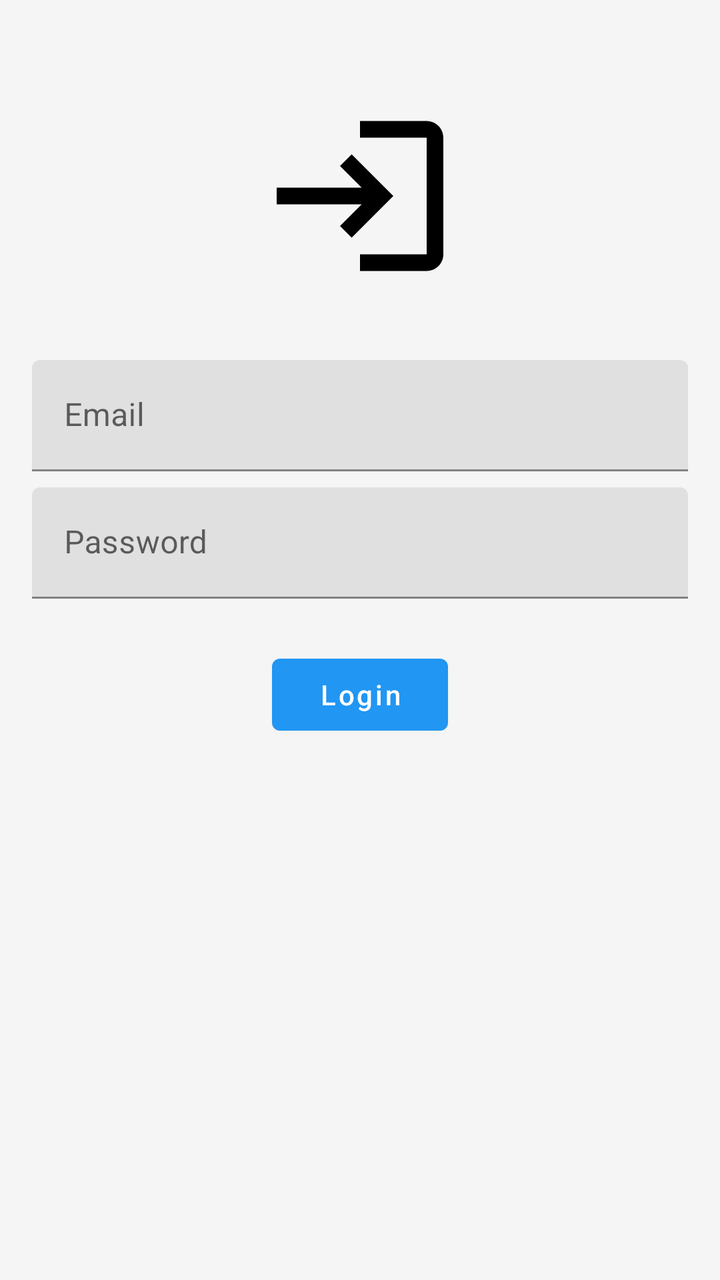
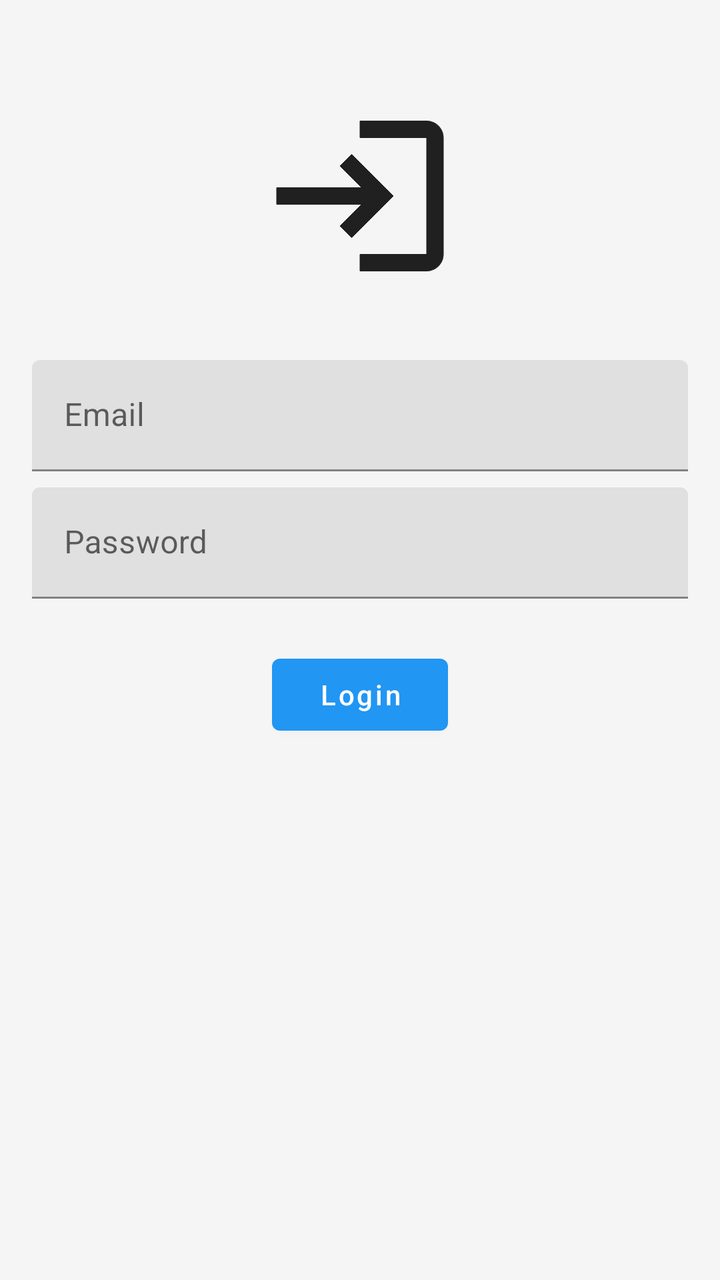

Before-and-after screenshots of an Android layout around one commit, followed by the original layout XML and the change that was made.
<!-- AndroidManifest.xml: application theme Theme.Boggle -->
<!-- res/layout/fragment_login.xml -->
<?xml version="1.0" encoding="utf-8"?>
<androidx.constraintlayout.widget.ConstraintLayout xmlns:android="http://schemas.android.com/apk/res/android"
    xmlns:app="http://schemas.android.com/apk/res-auto"
    xmlns:tools="http://schemas.android.com/tools"
    android:id="@+id/main"
    android:layout_width="match_parent"
    android:layout_height="match_parent"
    android:padding="16dp"
    tools:context=".ui.mainmenu.LoginFragment">

    <ImageView
        android:id="@+id/IVLoginImage"
        android:layout_width="100dp"
        android:layout_height="100dp"
        android:layout_marginTop="32dp"
        android:src="@drawable/ic_login"
        android:contentDescription="Login Image"
        app:layout_constraintEnd_toEndOf="parent"
        app:layout_constraintStart_toStartOf="parent"
        app:layout_constraintTop_toTopOf="parent" />

    <com.google.android.material.textfield.TextInputLayout
        android:id="@+id/TILEmail"
        android:layout_width="0dp"
        android:layout_height="wrap_content"
        android:layout_marginTop="32dp"
        app:layout_constraintEnd_toEndOf="parent"
        app:layout_constraintStart_toStartOf="parent"
        app:layout_constraintTop_toBottomOf="@+id/IVLoginImage"
        app:layout_constraintWidth_max="488dp">

        <com.google.android.material.textfield.TextInputEditText
            android:id="@+id/ETEmail"
            android:layout_width="match_parent"
            android:layout_height="wrap_content"
            android:hint="@string/prompt_email"
            android:inputType="textEmailAddress"
            android:autofillHints="emailAddress" />
    </com.google.android.material.textfield.TextInputLayout>

    <com.google.android.material.textfield.TextInputLayout
        android:id="@+id/TILPassword"
        android:layout_width="0dp"
        android:layout_height="wrap_content"
        android:layout_marginTop="8dp"
        app:layout_constraintEnd_toEndOf="parent"
        app:layout_constraintStart_toStartOf="parent"
        app:layout_constraintTop_toBottomOf="@+id/TILEmail"
        app:layout_constraintWidth_max="488dp">

        <com.google.android.material.textfield.TextInputEditText
            android:id="@+id/ETPassword"
            android:layout_width="match_parent"
            android:layout_height="wrap_content"
            android:hint="@string/prompt_password"
            android:inputType="textPassword"
            android:autofillHints="password" />
    </com.google.android.material.textfield.TextInputLayout>

    <Button
        android:id="@+id/login_button"
        android:layout_width="wrap_content"
        android:layout_height="wrap_content"
        android:layout_marginTop="24dp"
        android:text="@string/login"
        android:textAllCaps="false"
        app:layout_constraintEnd_toEndOf="parent"
        app:layout_constraintStart_toStartOf="parent"
        app:layout_constraintTop_toBottomOf="@+id/TILPassword" />

</androidx.constraintlayout.widget.ConstraintLayout>
<!-- resources referenced by this layout -->
<resources>
  <!-- drawable ic_login (drawable) -->
  <vector xmlns:android="http://schemas.android.com/apk/res/android" android:autoMirrored="true" android:height="24dp" android:tint="#000000" android:viewportHeight="24" android:viewportWidth="24" android:width="24dp">
        
      <path android:fillColor="@android:color/white" android:pathData="M11,7L9.6,8.4l2.6,2.6H2v2h10.2l-2.6,2.6L11,17l5,-5L11,7zM20,19h-8v2h8c1.1,0 2,-0.9 2,-2V5c0,-1.1 -0.9,-2 -2,-2h-8v2h8V19z"/>
      
  </vector>
  <string name="login">Login</string>
  <string name="prompt_email">Email</string>
  <string name="prompt_password">Password</string>
  <style name="Theme.Boggle" parent="Theme.MaterialComponents.DayNight.NoActionBar">
          
          <item name="colorPrimary">@color/primary</item>
          <item name="colorPrimaryVariant">@color/primary_variant</item>
          <item name="colorOnPrimary">@color/on_primary</item>
          
          <item name="colorSecondary">@color/secondary</item>
          <item name="colorSecondaryVariant">@color/secondary_variant</item>
          <item name="colorOnSecondary">@color/on_secondary</item>
          
          <item name="android:statusBarColor">?attr/colorPrimaryVariant</item>
  
          
          <item name="android:colorBackground">@color/background</item>
          <item name="colorSurface">#FFFFFF</item>
  
          <item name="colorUnselected">@color/background</item>
          <item name="colorSelected">@color/selected</item>
          <item name="colorLastSelected">@color/last_selected</item>
  
          
      </style>
  <color name="primary">#2196F3</color>
  <color name="primary_variant">#1976D2</color>
  <color name="on_primary">#FFFFFF</color>
  <color name="secondary">#FFE082</color>
  <color name="secondary_variant">#FFD54F</color>
  <color name="on_secondary">#000000</color>
  <color name="background">#F5F5F5</color>
  <color name="selected">#FFE082</color>
  <color name="last_selected">#FFBA39</color>
</resources>

<!-- the commit's change to res/layout/fragment_login.xml (unified diff, before → after) -->
@@ -17,7 +17,8 @@
         android:contentDescription="Login Image"
         app:layout_constraintEnd_toEndOf="parent"
         app:layout_constraintStart_toStartOf="parent"
-        app:layout_constraintTop_toTopOf="parent" />
+        app:layout_constraintTop_toTopOf="parent"
+        app:tint="?android:attr/textColorPrimary"/>
 
     <com.google.android.material.textfield.TextInputLayout
         android:id="@+id/TILEmail"
<!-- resource entries referenced after the edit -->
@@ -3,7 +3,8 @@
   <!-- drawable ic_login (drawable) -->
   <vector xmlns:android="http://schemas.android.com/apk/res/android" android:autoMirrored="true" android:height="24dp" android:tint="#000000" android:viewportHeight="24" android:viewportWidth="24" android:width="24dp">
         
-      <path android:fillColor="@android:color/white" android:pathData="M11,7L9.6,8.4l2.6,2.6H2v2h10.2l-2.6,2.6L11,17l5,-5L11,7zM20,19h-8v2h8c1.1,0 2,-0.9 2,-2V5c0,-1.1 -0.9,-2 -2,-2h-8v2h8V19z"/>
+      <path android:fillColor="?android:attr/textColorPrimaryNoDisable" android:pathData="M11,7L9.6,8.4l2.6,2.6H2v2h10.2l-2.6,2.6L11,17l5,-5L11,7zM20,19h-8v2h8c1.1,0 2,-0.9 2,-2V5c0,-1.1 -0.9,-2 -2,-2h-8v2h8V19z"
+          android:strokeColor="?android:attr/textColorPrimaryNoDisable"/>
       
   </vector>
   <string name="login">Login</string>
